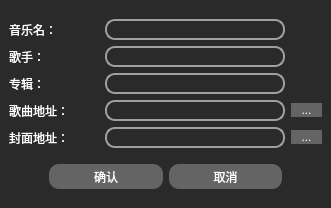
Above: musiceditdialog.ui from Zarkec/Melody before the change. Below: the same form after it.
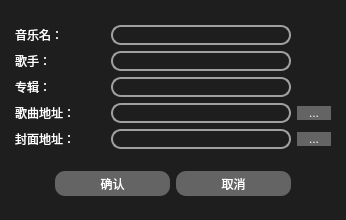
That is the form after the change.

Diff of the .ui file:
```diff
--- a/musiceditdialog.ui
+++ b/musiceditdialog.ui
@@ -6,8 +6,8 @@
    <rect>
     <x>0</x>
     <y>0</y>
-    <width>331</width>
-    <height>208</height>
+    <width>346</width>
+    <height>220</height>
    </rect>
   </property>
   <property name="windowTitle">
@@ -29,13 +29,19 @@
    <item row="0" column="1">
     <widget class="QWidget" name="widget" native="true">
      <property name="styleSheet">
-      <string notr="true">background-color: rgb(42, 42, 42);
+      <string notr="true">background-color: rgb(30, 30, 30);
 color: rgb(255, 255, 255);
-font: 75 12pt &quot;微软雅黑&quot;;</string>
+font: 75 10pt &quot;微软雅黑&quot;;</string>
      </property>
      <layout class="QVBoxLayout" name="verticalLayout">
       <property name="leftMargin">
-       <number>9</number>
+       <number>15</number>
+      </property>
+      <property name="rightMargin">
+       <number>15</number>
+      </property>
+      <property name="bottomMargin">
+       <number>6</number>
       </property>
       <item>
        <layout class="QHBoxLayout" name="horizontalLayout_2">
@@ -83,7 +89,7 @@
 	selection-background-color: #A0A0A0; /* 选中文本的背景颜色 */
 	selection-color: #F2F2F2; /* 选中文本的颜色 */
 	font-family: &quot;Microsoft YaHei&quot;; /* 文本字体族 */
-	font-size: 10pt; /* 文本字体大小 */
+	font-size: 9pt; /* 文本字体大小 */
 }</string>
             </property>
            </widget>
@@ -130,7 +136,7 @@
 	selection-background-color: #A0A0A0; /* 选中文本的背景颜色 */
 	selection-color: #F2F2F2; /* 选中文本的颜色 */
 	font-family: &quot;Microsoft YaHei&quot;; /* 文本字体族 */
-	font-size: 10pt; /* 文本字体大小 */
+	font-size: 9pt; /* 文本字体大小 */
 }</string>
             </property>
            </widget>
@@ -177,7 +183,7 @@
 	selection-background-color: #A0A0A0; /* 选中文本的背景颜色 */
 	selection-color: #F2F2F2; /* 选中文本的颜色 */
 	font-family: &quot;Microsoft YaHei&quot;; /* 文本字体族 */
-	font-size: 10pt; /* 文本字体大小 */
+	font-size: 9pt; /* 文本字体大小 */
 }</string>
             </property>
            </widget>
@@ -224,7 +230,7 @@
 	selection-background-color: #A0A0A0; /* 选中文本的背景颜色 */
 	selection-color: #F2F2F2; /* 选中文本的颜色 */
 	font-family: &quot;Microsoft YaHei&quot;; /* 文本字体族 */
-	font-size: 10pt; /* 文本字体大小 */
+	font-size: 9pt; /* 文本字体大小 */
 }</string>
             </property>
            </widget>
@@ -282,7 +288,7 @@
 	selection-background-color: #A0A0A0; /* 选中文本的背景颜色 */
 	selection-color: #F2F2F2; /* 选中文本的颜色 */
 	font-family: &quot;Microsoft YaHei&quot;; /* 文本字体族 */
-	font-size: 10pt; /* 文本字体大小 */
+	font-size: 9pt; /* 文本字体大小 */
 }</string>
             </property>
            </widget>
```
Left out of the diff: 8 changed lines with no effect on the pictures.
